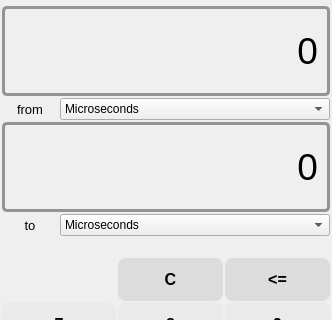
Before: the Qt Designer form timemode.ui in VaheZilabyan/Calculator, drawn with Qt 5; both pictures show x 0 to 332 and y 0 to 320 of the 332 by 484 pixel window.
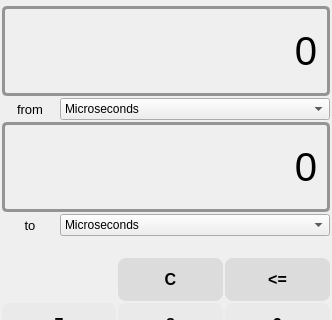
After: the same form once the commit is applied.

```diff
--- a/timemode.ui
+++ b/timemode.ui
@@ -55,7 +55,7 @@
      <property name="font">
       <font>
        <family>Arial</family>
-       <pointsize>28</pointsize>
+       <pointsize>30</pointsize>
       </font>
      </property>
      <property name="mouseTracking">
@@ -190,7 +190,7 @@
          <property name="font">
           <font>
            <family>Arial</family>
-           <pointsize>28</pointsize>
+           <pointsize>30</pointsize>
           </font>
          </property>
          <property name="mouseTracking">
```
